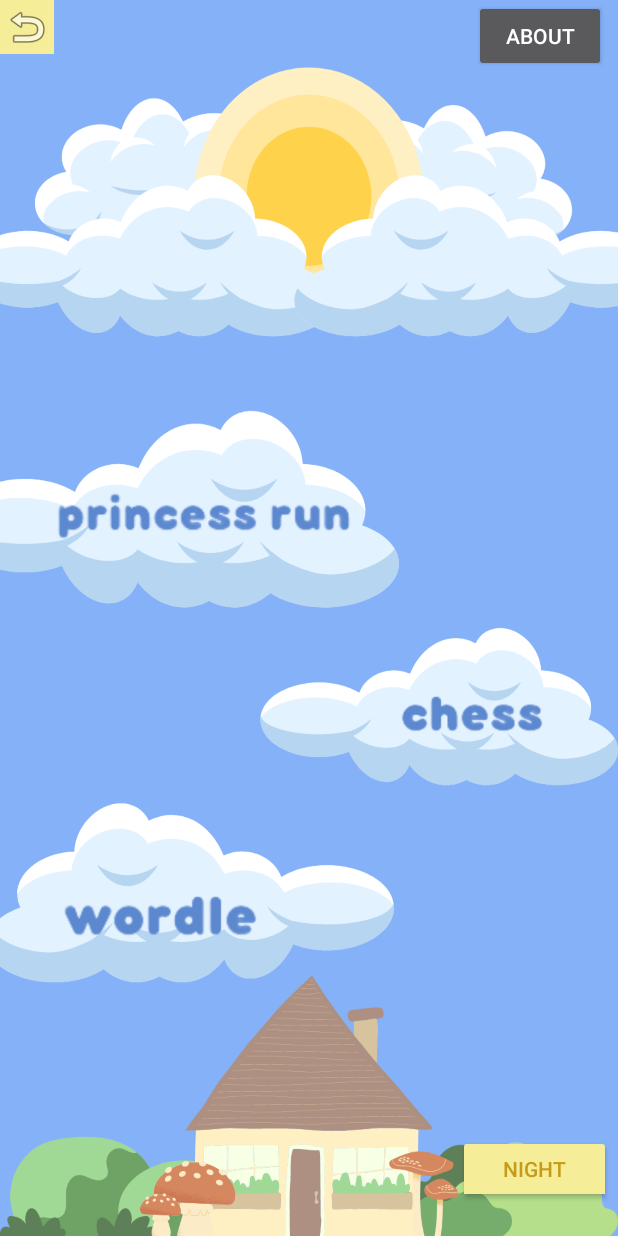
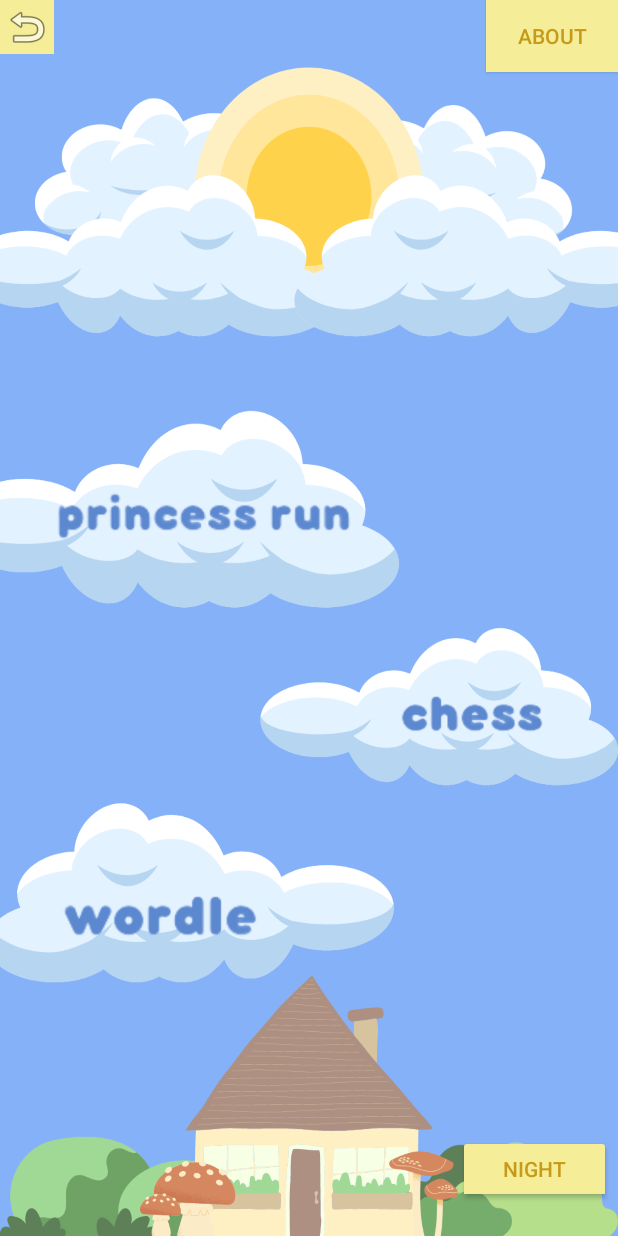
Before and after one commit to Anupama1912/CS2340-gameSuite, an Android app: the screen it shows after launch (MainActivity2), after a tap on "ENTER", on a phone screen of 412 x 824 dp. Run offline under Robolectric (Android 15) with nearby library versions, the phone set to English and light mode, and no system bars; our stand-ins replace Volley; Roboto replaces fonts that are not available here.

Commit message:
Update About button dialog and button colors

```diff
--- a/GameSuite2/app/src/main/java/com/example/gamesuite/MainActivity2.java
+++ b/GameSuite2/app/src/main/java/com/example/gamesuite/MainActivity2.java
@@ -36,7 +36,7 @@ public class MainActivity2 extends AppCompatActivity {
         setContentView(R.layout.activity_main2);
         ConstraintLayout layout2 = findViewById(R.id.layout);
         //goes to wordle screen...will replace button with ImageButton later
-        ImageButton wordlePlay = (ImageButton) findViewById(R.id.wordleButton);
+        ImageButton wordlePlay = findViewById(R.id.wordleButton);
         wordlePlay.setOnClickListener(v -> {
 
             RequestQueue queue = Volley.newRequestQueue(MainActivity2.this);
@@ -60,13 +60,13 @@ public class MainActivity2 extends AppCompatActivity {
             startActivity(intent);
         });
         //goes to chess screen
-        ImageButton pcPlay = (ImageButton) findViewById(R.id.pcButton);
+        ImageButton pcPlay = findViewById(R.id.pcButton);
         pcPlay.setOnClickListener(v -> {
             Intent intent = new Intent(MainActivity2.this, chessActivity.class);
             startActivity(intent);
         });
         //goes to cards screen
-        ImageButton chessPlay = (ImageButton) findViewById(R.id.chessButton);
+        ImageButton chessPlay = findViewById(R.id.chessButton);
         chessPlay.setOnClickListener(v -> {
             Intent intent = new Intent(MainActivity2.this, cardsActivity.class);
             startActivity(intent);
@@ -88,24 +88,28 @@ public class MainActivity2 extends AppCompatActivity {
         toggleButton1.setOnClickListener(v -> {
             if (toggleButton1.isChecked()) {
                 layout2.setBackgroundResource(R.drawable.nighttwo);
-                btn.setBackgroundColor(Color.parseColor("#A2AEFF"));
+                btn.setBackgroundColor(getResources().getColor(R.color.nButtonBg));
                 chessPlay.setImageResource(R.drawable.nightchess);
                 wordlePlay.setImageResource(R.drawable.nightwordle);
                 pcPlay.setImageResource(R.drawable.nightpc);
+                about.setBackgroundColor(getResources().getColor(R.color.nButtonBg));
+                about.setTextColor(getResources().getColor(R.color.nButtonTxt));
             } else {
                 layout2.setBackgroundResource(R.drawable.daytwo);
-                btn.setBackgroundColor(Color.parseColor("#F6ED98"));
+                btn.setBackgroundColor(getResources().getColor(R.color.dButtonBg));
                 chessPlay.setImageResource(R.drawable.daychess);
                 wordlePlay.setImageResource(R.drawable.daywordle);
                 pcPlay.setImageResource(R.drawable.daypc);
+                about.setBackgroundColor(getResources().getColor(R.color.dButtonBg));
+                about.setTextColor(getResources().getColor(R.color.dButtonTxt));
             }
         });
 
         about.setOnClickListener(v -> {
             Log.i("My app", "This is for testing purposes that About Button works!");
             showAbout();
-            Intent intent = new Intent(MainActivity2.this, AboutActivity.class);
-            startActivity(intent);
+            //Intent intent = new Intent(MainActivity2.this, AboutActivity.class);
+            //startActivity(intent);
         });
     }
 
@@ -119,7 +123,12 @@ public class MainActivity2 extends AppCompatActivity {
         aboutGame.setContentView(R.layout.about_game);
 
         ImageButton close = aboutGame.findViewById(R.id.close);
-        close.setOnClickListener(v -> aboutGame.dismiss());
+        close.setOnClickListener(v -> {
+            Toast.makeText(getApplicationContext(), "Close", Toast.LENGTH_SHORT)
+                    .show();
+            aboutGame.dismiss();
+
+        });
 
         aboutGame.show();
     }
--- a/GameSuite2/app/src/main/res/color/button_bg.xml
+++ b/GameSuite2/app/src/main/res/color/button_bg.xml
@@ -1,6 +1,6 @@
 <?xml version="1.0" encoding="utf-8"?>
 <selector xmlns:android="http://schemas.android.com/apk/res/android">
-    <item android:state_pressed="true" android:color="#EADFEC" />
-    <item android:state_checked="true" android:color="#A2AEFF" />
-    <item android:color="#F6ED98" />
+    <item android:state_pressed="true" android:color="@color/transitionBg" />
+    <item android:state_checked="true" android:color="@color/nButtonBg" />
+    <item android:color="@color/dButtonBg" />
 </selector>
--- a/GameSuite2/app/src/main/res/color/button_txt.xml
+++ b/GameSuite2/app/src/main/res/color/button_txt.xml
@@ -1,6 +1,6 @@
 <?xml version="1.0" encoding="utf-8"?>
 <selector xmlns:android="http://schemas.android.com/apk/res/android">
-    <item android:state_pressed="true" android:color="#9654A1" />
-    <item android:state_checked="true" android:color="#4D3E8F" />
-    <item android:color="#C69B1A" />
+    <item android:state_pressed="true" android:color="@color/transitionTxt" />
+    <item android:state_checked="true" android:color="@color/nButtonTxt" />
+    <item android:color="@color/dButtonTxt" />
 </selector>
--- a/GameSuite2/app/src/main/res/layout/activity_main2.xml
+++ b/GameSuite2/app/src/main/res/layout/activity_main2.xml
@@ -21,7 +21,7 @@
         android:id="@+id/toggleButton"
         android:layout_width="102dp"
         android:layout_height="45dp"
-        android:layout_gravity="bottom|right"
+        android:layout_gravity="bottom|end"
 
         android:layout_marginStart="305dp"
         android:layout_marginEnd="5dp"
@@ -83,8 +83,9 @@
         android:id="@+id/about"
         android:layout_width="wrap_content"
         android:layout_height="wrap_content"
-        android:layout_marginEnd="8dp"
         android:text="About"
+        android:textColor="@color/dButtonTxt"
+        android:background="@color/dButtonBg"
         app:layout_constraintEnd_toEndOf="parent"
         app:layout_constraintTop_toTopOf="parent" />
 
--- a/GameSuite2/app/src/main/res/values/colors.xml
+++ b/GameSuite2/app/src/main/res/values/colors.xml
@@ -7,14 +7,16 @@
     <color name="teal_700">#FF018786</color>
     <color name="black">#FF000000</color>
     <color name="white">#FFFFFFFF</color>
+    <color name="transitionTxt">#9654A1</color>
+    <color name="transitionBg">#EADFEC</color>
 
     <!-- Day colors -->
-    <color name="dButtonBg">#FFB57BfC</color> //purple_200
-    <color name="dButtonTxt">#FF3700B3</color> //purple_700
+    <color name="dButtonBg">#F6ED98</color> //pale yellow
+    <color name="dButtonTxt">#C69B1A</color> //dune yellow
     <color name="dTitle">#FF6200EE</color> //purple_500
 
     <!-- Night colors -->
-    <color name="nButtonBg">#FF6200EE</color> //purple_500
-    <color name="nButtonTxt">#FFFFFFFF</color> //white
+    <color name="nButtonBg">#A2AEFF</color> //violet
+    <color name="nButtonTxt">#4D3E8F</color> //dark purple
     <color name="nTitle">#FF3700B3</color> //purple_700
 </resources>
```
